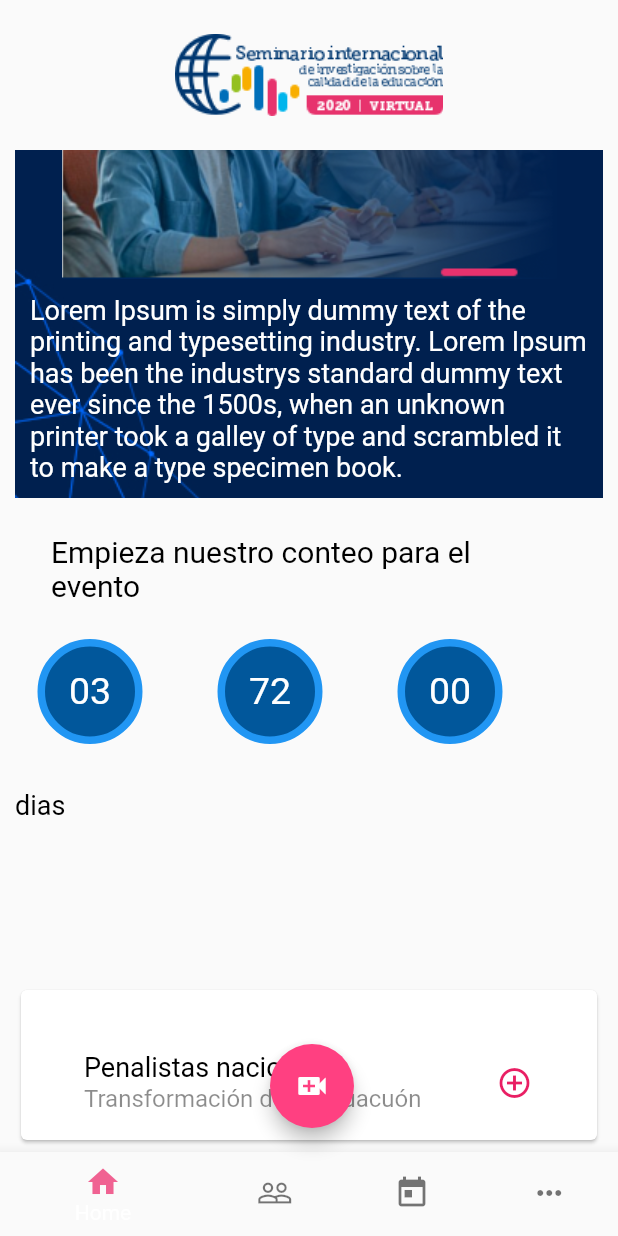
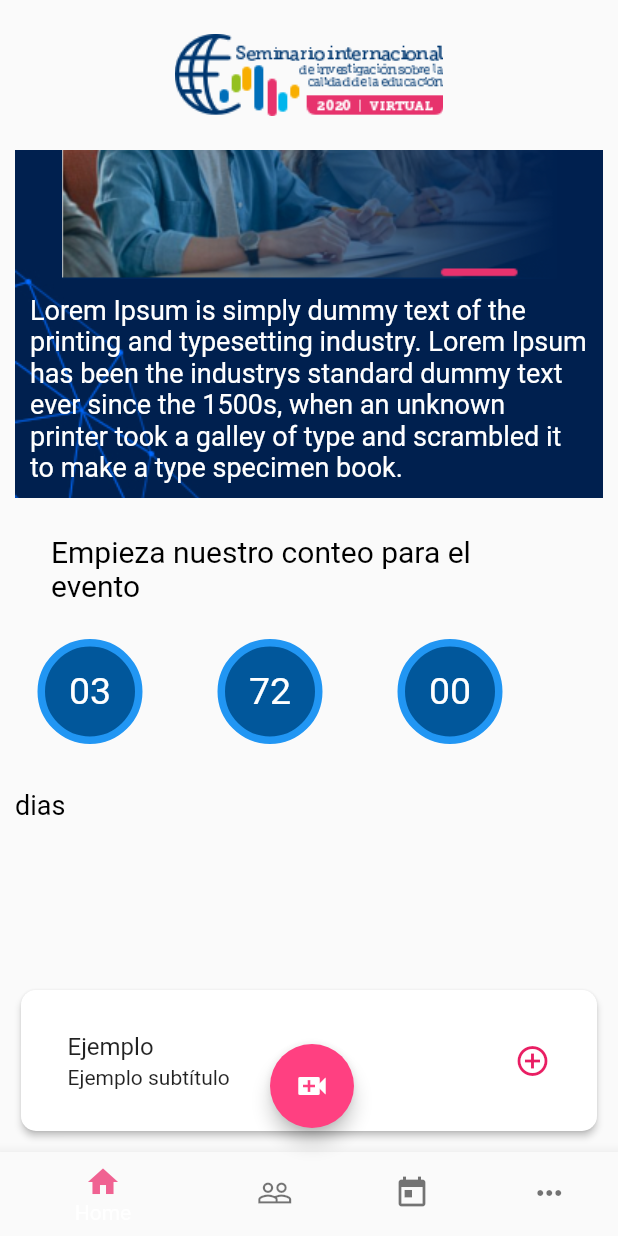
Before and after one commit to sdtorresl/icfesapp, a Flutter app: the screen it shows after launch, scrolled down 239 dp, on a phone screen of 412 x 824 dp. Run offline on Flutter 3.47's test engine with Material 2 defaults, Android fonts, the phone set to English and light mode, and no system bars.

Commit message:
Redesigned expansion card

```diff
--- /dev/null
+++ b/lib/common/expansion_card.dart
@@ -0,0 +1,57 @@
+import 'package:flutter/material.dart';
+
+class ExpansionCard extends StatefulWidget {
+  final String title;
+  final String subtitle;
+  final Image picture;
+  final Function() onChanged;
+
+  const ExpansionCard(
+      {Key key, this.title, this.subtitle, this.picture, this.onChanged})
+      : super(key: key);
+
+  @override
+  _ExpansionCardState createState() => _ExpansionCardState();
+}
+
+class _ExpansionCardState extends State<ExpansionCard> {
+  bool _expanded = false;
+
+  @override
+  Widget build(BuildContext context) {
+    return Card(
+      shape: RoundedRectangleBorder(borderRadius: BorderRadius.circular(10)),
+      elevation: 2.0,
+      child: Padding(
+        padding: EdgeInsets.symmetric(vertical: 10, horizontal: 15),
+        child: ExpansionTile(
+          trailing: _expanded
+              ? Icon(
+                  Icons.remove_circle_outline,
+                  color: Colors.pink,
+                )
+              : Icon(
+                  Icons.add_circle_outline,
+                  color: Colors.pink,
+                ),
+          title: Text(
+            widget.title,
+            //style: textstyle3,
+          ),
+          subtitle: Text(
+            widget.subtitle, /*  style: textstyle5 */
+          ),
+          children: <Widget>[
+            widget.picture,
+          ],
+          onExpansionChanged: (changed) {
+            setState(() {
+              _expanded = changed;
+            });
+          },
+          initiallyExpanded: _expanded,
+        ),
+      ),
+    );
+  }
+}
--- a/lib/page/home_page.dart
+++ b/lib/page/home_page.dart
@@ -1,8 +1,7 @@
-import 'dart:html';
-
 import 'package:flutter/cupertino.dart';
 import 'package:flutter/material.dart';
 import 'package:flutter/widgets.dart';
+import 'package:icfesapp/common/expansion_card.dart';
 
 final textstyle = new TextStyle(fontSize: 25, color: Colors.white);
 final textstyle2 = new TextStyle(fontSize: 18, color: Colors.white);
@@ -26,9 +25,11 @@ class HomePage extends StatelessWidget {
             _watch(),
             _dateWatch(),
             SizedBox(height: 30.0),
-            Expanded(
-              child: _national(context),
-            ),
+            ExpansionCard(
+              title: "Ejemplo",
+              subtitle: "Ejemplo subtítulo",
+              picture: Image.asset('assets/img/sem2020.png'),
+            )
           ],
         ),
       ),
```
